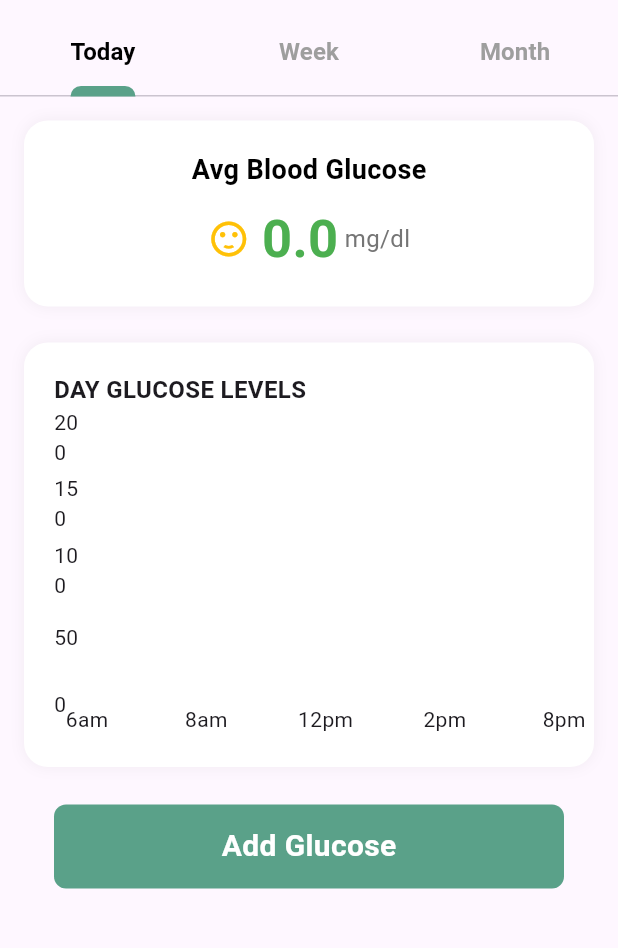
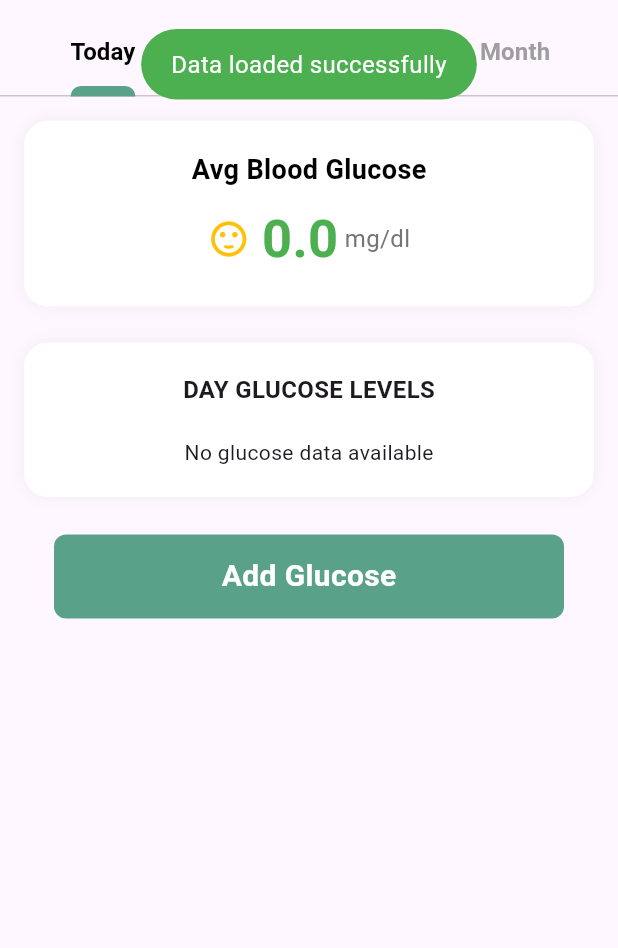
Before and after one commit to ahmedintakhab/GDM-App, a Flutter app: the HomeScreen screen opened directly, after a tap on "Glucose", on a phone screen of 412 x 824 dp, the part 67-1015 px from its top. Run offline on Flutter 3.47's test engine with Material 3 defaults, Android fonts, the phone set to English and light mode, and no system bars; drawn by our look-alikes of fl_chart; our stand-ins replace cloud_firestore, connectivity_plus, dropdown_button2, firebase_auth, firebase_core, flutter_local_notifications and 7 more; accounts and stored records are empty; network calls fail.

Commit message:
Glucose chart update successfully

```diff
--- a/lib/Home/step_count_container.dart
+++ b/lib/Home/step_count_container.dart
@@ -49,15 +49,9 @@ class _StepsCountContainerState extends State<StepsCountContainer> {
       String uid = user.uid;
 
       // Check in which collection the user exists
-      DocumentSnapshot? userDoc;
-
-      userDoc = await _firestore.collection('user').doc(uid).get();
-      if (!userDoc.exists) {
-        userDoc = await _firestore.collection('users').doc(uid).get();
-        if (!userDoc.exists) {
-          userDoc = await _firestore.collection('doctor').doc(uid).get();
-        }
-      }
+      DocumentSnapshot userDoc = await _firestore.collection('Users')
+          .doc(uid)
+          .get();
 
       if (userDoc.exists) {
         // Safely access the 'steps' field
@@ -83,26 +77,13 @@ class _StepsCountContainerState extends State<StepsCountContainer> {
     User? user = _auth.currentUser;
     if (user != null) {
       String uid = user.uid;
+      // Update or create steps in Users collection only
+        await _firestore.collection('Users').doc(uid).set({'steps': steps},
+        SetOptions(merge: true));
 
-      // Check in which collection the user exists
-      DocumentSnapshot? userDoc;
-
-      userDoc = await _firestore.collection('user').doc(uid).get();
-      if (!userDoc.exists) {
-        userDoc = await _firestore.collection('users').doc(uid).get();
-        if (!userDoc.exists) {
-          userDoc = await _firestore.collection('doctor').doc(uid).get();
-        }
-      }
-
-      if (userDoc.exists) {
-        await userDoc.reference.update({'steps': steps}); // Update steps in Firestore
-      } else {
-        // If the document does not exist, create it with the initial steps value
-        await _firestore.collection('user').doc(uid).set({'steps': steps});
-      }
     }
   }
+
   void _startStepCounting() {
     _accelerometerSubscription = accelerometerEventStream(samplingPeriod: SensorInterval.gameInterval)
         .listen((AccelerometerEvent event) {
--- a/lib/Home/user_data_provider.dart
+++ b/lib/Home/user_data_provider.dart
@@ -155,7 +155,7 @@ class UserProvider extends ChangeNotifier {
         return;
       }
       // Check if user exists in 'Users' collection
-      DocumentSnapshot userDoc = await _firestore.collection('user').doc(uid).get();
+      DocumentSnapshot userDoc = await _firestore.collection('Users').doc(uid).get();
 
 
       if (userDoc.exists) {
--- a/lib/glucose_screen/today_tab.dart
+++ b/lib/glucose_screen/today_tab.dart
@@ -3,6 +3,8 @@ import 'package:fl_chart/fl_chart.dart';
 import 'package:gdm_app/glucose_screen/add_glucose.dart';
 import 'package:gdm_app/widgets/custom_button.dart';
 import 'package:provider/provider.dart';
+import 'package:connectivity_plus/connectivity_plus.dart';
+import 'package:gdm_app/utils/utils.dart';
 
 import '../Home/user_data_provider.dart';
 
@@ -12,26 +14,82 @@ class TodayTab extends StatefulWidget {
 }
 
 class _TodayTabState extends State<TodayTab> {
+  bool _isRetrying = false;
+  int _retryCount = 0;
+
   @override
   void initState() {
     super.initState();
-    // Fetch glucose data when the widget is first created
-    WidgetsBinding.instance.addPostFrameCallback((_) async {
+    _fetchDataWithRetry();
+  }
+
+  Future<void> _fetchDataWithRetry() async {
     final userProvider = Provider.of<UserProvider>(context, listen: false);
-      userProvider.fetchUserData();
-      userProvider.fetchGlucoseData();
+
+    // Check connectivity first
+    final connectivityResult = await Connectivity().checkConnectivity();
+    if (connectivityResult == ConnectivityResult.none) {
+      Utils().toastMessage('No internet connection');
+      return;
+    }
+
+    setState(() {
+      _isRetrying = true;
+      _retryCount++;
     });
 
+    try {
+      await userProvider.fetchUserData();
+      await userProvider.fetchGlucoseData();
+      Utils().toastMessage('Data loaded successfully');
+    } catch (e) {
+      if (_retryCount < 3) {
+        // Exponential backoff
+        await Future.delayed(Duration(seconds: 1 * _retryCount));
+        await _fetchDataWithRetry();
+        return;
+      }
+      Utils().toastMessage('Failed to load data after $_retryCount attempts');
+    } finally {
+      if (mounted) {
+        setState(() {
+          _isRetrying = false;
+        });
+      }
+    }
   }
 
   @override
   Widget build(BuildContext context) {
     return Consumer<UserProvider>(
       builder: (context, userProvider, child) {
-        if (userProvider.isLoading) {
+        if (_isRetrying) {
+          return Center(
+            child: Column(
+              mainAxisAlignment: MainAxisAlignment.center,
+              children: [
+                CircularProgressIndicator(),
+                SizedBox(height: 16),
+                Text('Retrying... (Attempt $_retryCount/3)'),
+              ],
+            ),
+          );
+        } else if (userProvider.errorMessage != null) {
+          return Center(
+            child: Column(
+              mainAxisAlignment: MainAxisAlignment.center,
+              children: [
+                Text('Error: ${userProvider.errorMessage}'),
+                SizedBox(height: 16),
+                ElevatedButton(
+                  onPressed: _fetchDataWithRetry,
+                  child: Text('Retry'),
+                ),
+              ],
+            ),
+          );
+        } else if (userProvider.isLoading) {
           return Center(child: CircularProgressIndicator());
-        } else if (userProvider.errorMessage != null) {
-          return Center(child: Text('Error: ${userProvider.errorMessage}'));
         } else {
           return SingleChildScrollView(
             padding: EdgeInsets.all(16),
@@ -47,7 +105,10 @@ class _TodayTabState extends State<TodayTab> {
                     Navigator.push(
                       context,
                       MaterialPageRoute(builder: (context) => AddGlucoseScreen()),
-                    );
+                    ).then((_) {
+                      Utils().toastMessage('Glucose data added');
+                      _fetchDataWithRetry();
+                    });
                   },
                   buttonText: 'Add Glucose',
                 ),
@@ -60,13 +121,14 @@ class _TodayTabState extends State<TodayTab> {
   }
 
   Widget _buildAverageGlucoseCard(UserProvider userProvider) {
-    final averageGlucose = userProvider.glucoseData.isNotEmpty
-        ? userProvider.glucoseData
+    final glucoseValues = userProvider.glucoseData
+        .where((data) => data['value'] != null)
         .map((data) => data['value'] as int)
-        .reduce((a, b) => a + b) /
-        userProvider.glucoseData.length
+        .toList();
+
+    final averageGlucose = glucoseValues.isNotEmpty
+        ? glucoseValues.reduce((a, b) => a + b) / glucoseValues.length
         : 0;
-    print("Average Glucose: $averageGlucose");
 
     final mood = averageGlucose > 120 ? 'sad' : 'happy';
 
@@ -125,8 +187,40 @@ class _TodayTabState extends State<TodayTab> {
   }
 
   Widget _buildGlucoseLevelsCard(UserProvider userProvider) {
-    print("Glucose Data for Chart: ${userProvider.glucoseData}");
-    final glucoseData = userProvider.glucoseData;
+    final validGlucoseData = userProvider.glucoseData
+        .where((data) => data['value'] != null && data['timestamp'] != null)
+        .toList();
+
+    if (validGlucoseData.isEmpty) {
+      return Container(
+        padding: EdgeInsets.all(20),
+        decoration: BoxDecoration(
+          color: Colors.white,
+          borderRadius: BorderRadius.circular(16),
+          boxShadow: [
+            BoxShadow(
+              color: Colors.black.withOpacity(0.05),
+              blurRadius: 8,
+            ),
+          ],
+        ),
+        child: Center(
+          child: Column(
+            children: [
+              Text(
+                'DAY GLUCOSE LEVELS',
+                style: TextStyle(
+                  fontSize: 16,
+                  fontWeight: FontWeight.bold,
+                ),
+              ),
+              SizedBox(height: 20),
+              Text('No glucose data available'),
+            ],
+          ),
+        ),
+      );
+    }
 
     return Container(
       padding: EdgeInsets.all(20),
@@ -143,17 +237,12 @@ class _TodayTabState extends State<TodayTab> {
       child: Column(
         crossAxisAlignment: CrossAxisAlignment.start,
         children: [
-          Row(
-            mainAxisAlignment: MainAxisAlignment.spaceBetween,
-            children: [
           Text(
             'DAY GLUCOSE LEVELS',
             style: TextStyle(
               fontSize: 16,
               fontWeight: FontWeight.bold,
             ),
-              ),
-            ],
           ),
           SizedBox(height: 20),
           SizedBox(
@@ -167,34 +256,61 @@ class _TodayTabState extends State<TodayTab> {
                       showTitles: true,
                       interval: 1,
                       getTitlesWidget: (value, meta) {
-                        switch (value.toInt()) {
-                          case 0:
-                            return Text('6am');
-                          case 1:
-                            return Text('8am');
-                          case 2:
-                            return Text('12pm');
-                          case 3:
-                            return Text('2pm');
-                          case 4:
-                            return Text('8pm');
-                          case 5:
-                            return Text('10pm');
-                          default:
-                            return Text('');
-                        }
+                        final date = validGlucoseData[value.toInt()]['timestamp'].toDate();
+                        final hour = date.hour > 12 ? date.hour - 12 : (date.hour == 0 ? 12 : date.hour);
+                        final minute = date.minute.toString().padLeft(2, '0');
+                        final period = date.hour >= 12 ? 'pm' : 'am';
+
+                        return SizedBox(
+                          width: 50, // Adjust width as needed
+                          child: Text(
+                            '$hour:$minute $period',
+                            textAlign: TextAlign.center, // Keeps text within bounds
+                            style: TextStyle(fontSize: 10), // Adjust font size as needed
+                          ),
+                        );
+
                       },
+
+                      // switch (value.toInt()) {
+                        // case 0:
+                        // return Text('6am');
+                        // case 1:
+                        // return Text('8am');
+                        // case 2:
+                        // return Text('12pm');
+                        // case 3:
+                        // return Text('2pm');
+                        // case 4:
+                        // return Text('8pm');
+                        // case 5:
+                        // return Text('10pm');
+                        // default:
+                        // return Text('');
+                        // }
                     ),
                   ),
                   leftTitles: AxisTitles(
                     sideTitles: SideTitles(
                       showTitles: true,
                       interval: 50,
+                      reservedSize: 30, // Space for Y-axis labels
                       getTitlesWidget: (value, meta) {
-                        return Text('${value.toInt()}');
+                        double fontSize = 10; // Define fontSize
+
+                        return Padding(
+                          padding: const EdgeInsets.only(right: 8.0),
+                          child: Text(
+                            '${value.toInt()}',
+                            style: TextStyle(
+                              fontSize: fontSize.clamp(8, 12),
+                            ),
+                          ),
+                        );
                       },
                     ),
                   ),
+
                   rightTitles: AxisTitles(
                     sideTitles: SideTitles(showTitles: false),
                   ),
@@ -204,15 +320,18 @@ class _TodayTabState extends State<TodayTab> {
                 ),
                 borderData: FlBorderData(show: false),
                 minX: 0,
-                maxX: glucoseData.length > 0 ? glucoseData.length - 1 : 4,
+                maxX: validGlucoseData.length > 0 ? validGlucoseData.length - 1 : 4,
                 minY: 0,
                 maxY: 200,
                 lineBarsData: [
                   LineChartBarData(
-                    spots: glucoseData.asMap().entries.map((entry) {
+                    spots: validGlucoseData.asMap().entries.map((entry) {
                       final index = entry.key;
                       final data = entry.value;
-                      return FlSpot(index.toDouble(), data['value'].toDouble());
+                      return FlSpot(
+                        index.toDouble(),
+                        (data['value'] as int).toDouble(),
+                      );
                     }).toList(),
                     isCurved: true,
                     color: Colors.indigo,
--- a/pubspec.yaml
+++ b/pubspec.yaml
@@ -53,6 +53,7 @@ dependencies:
   timezone: ^0.10.0
   permission_handler: ^11.4.0
 #  device_info_plus: ^8.0.0
+  connectivity_plus: ^6.1.3
 
 
 dev_dependencies:
```
Also changed, not shown: lib/glucose_screen/add_glucose.dart (+3 -12 lines), pubspec.lock, 3 other files. Lines whose indentation alone changed are shown as unchanged.
